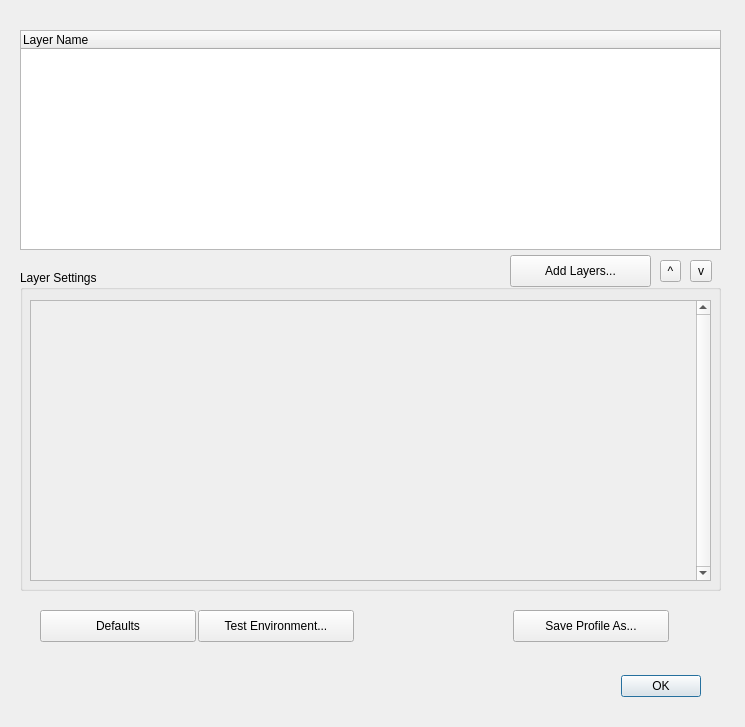
Before: the Qt Designer form vkconfig/dlgprofileeditor.ui in LunarG/VulkanTools, drawn with Qt 5.
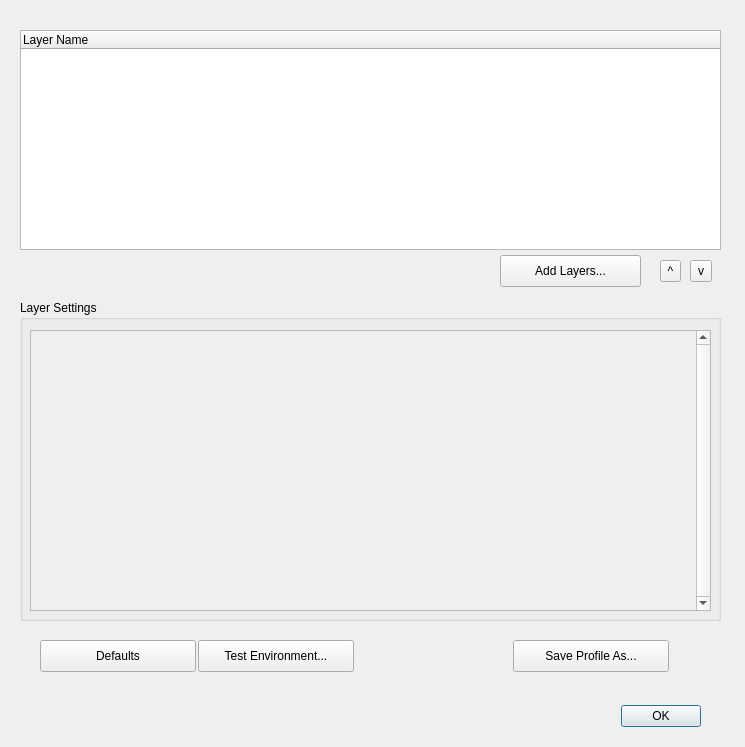
After: the same form once the commit is applied.

Patch:
```diff
--- a/vkconfig/dlgprofileeditor.ui
+++ b/vkconfig/dlgprofileeditor.ui
@@ -7,7 +7,7 @@
     <x>0</x>
     <y>0</y>
     <width>745</width>
-    <height>727</height>
+    <height>747</height>
    </rect>
   </property>
   <property name="windowTitle">
@@ -17,7 +17,7 @@
    <property name="geometry">
     <rect>
      <x>80</x>
-     <y>670</y>
+     <y>700</y>
      <width>621</width>
      <height>32</height>
     </rect>
@@ -54,7 +54,7 @@
    <property name="geometry">
     <rect>
      <x>513</x>
-     <y>610</y>
+     <y>640</y>
      <width>156</width>
      <height>32</height>
     </rect>
@@ -67,7 +67,7 @@
    <property name="geometry">
     <rect>
      <x>40</x>
-     <y>610</y>
+     <y>640</y>
      <width>156</width>
      <height>32</height>
     </rect>
@@ -80,7 +80,7 @@
    <property name="geometry">
     <rect>
      <x>198</x>
-     <y>610</y>
+     <y>640</y>
      <width>156</width>
      <height>32</height>
     </rect>
@@ -125,7 +125,7 @@
    <property name="geometry">
     <rect>
      <x>20</x>
-     <y>270</y>
+     <y>300</y>
      <width>701</width>
      <height>321</height>
     </rect>
@@ -156,7 +156,7 @@
       <rect>
        <x>0</x>
        <y>0</y>
-       <width>664</width>
+       <width>662</width>
        <height>279</height>
       </rect>
      </property>
@@ -166,7 +166,7 @@
   <widget class="QPushButton" name="pushButton">
    <property name="geometry">
     <rect>
-     <x>510</x>
+     <x>500</x>
      <y>255</y>
      <width>141</width>
      <height>32</height>
```
Left out of the diff: 2 changed lines with no effect on the pictures.
